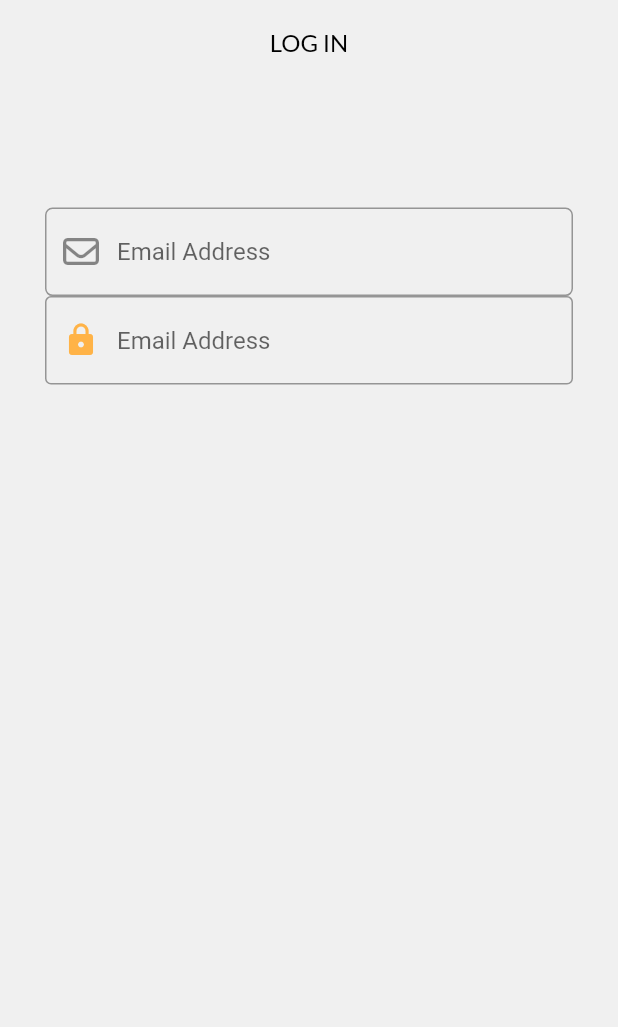
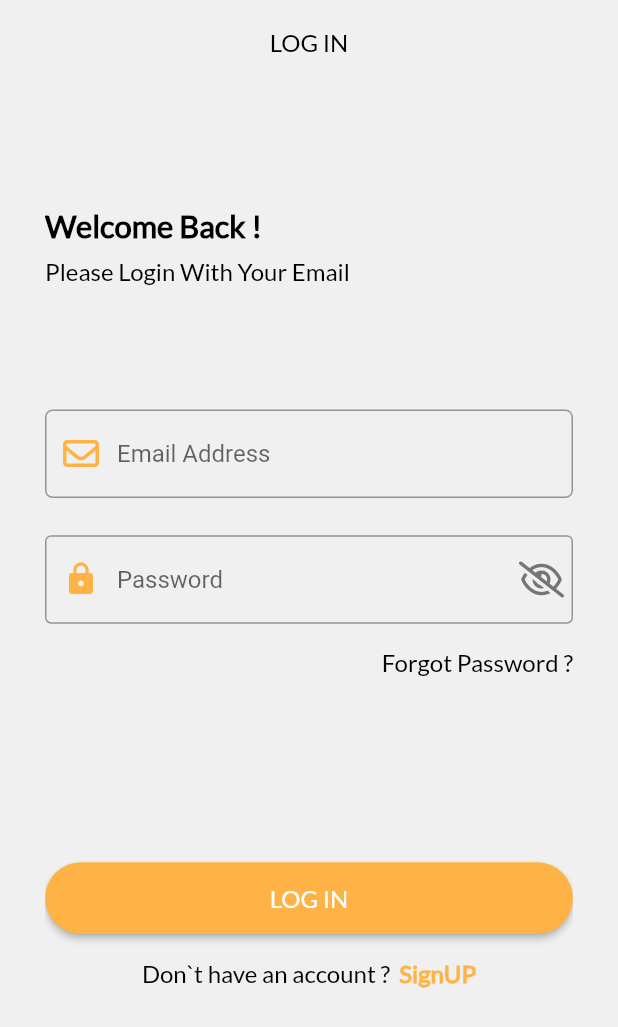
Before and after one commit to elsankary99/firebase-notes, a Flutter app: the screen it shows after launch, after a tap on "LOG IN", on a phone screen of 412 x 824 dp. Shown: the top 1027 px of the screen. Run offline on Flutter 3.47's test engine with Material 2 defaults, Android fonts, the phone set to English and light mode, and no system bars; our stand-ins replace auto_route, flutter_riverpod, flutter_screenutil, font_awesome_flutter.

Commit message:
create signin page

```diff
--- a/lib/core/constant/app_strings.dart
+++ b/lib/core/constant/app_strings.dart
@@ -12,8 +12,12 @@ class AppStrings {
 
   // Texts
   static const String createAccount = 'CREATE ACCOUNT';
+  static const String welcomeBack = 'Welcome Back !';
+  static const String dntHaveAccount = 'Don`t have an account ?  ';
+  static const String pleaseLoginWithEmail = 'Please Login With Your Email';
   static const String emailAddress = 'Email Address';
   static const String login = 'LOG IN';
+  static const String signUP = 'SignUP';
   static const String logout = 'LOG OUT';
   static const String back = 'BACK TO DASHBOARD';
   static const String exit = 'Exit';
@@ -46,6 +50,7 @@ class AppStrings {
   static const continue_with_apple = 'Continue with apple';
   static const email_already_exits = 'This email is already exists';
   static const forgot_pwd = 'Forgot Password';
+  static const forgotPassword = 'Forgot Password ?';
   static const dark_mode = 'Dark Mode';
   static const home_empty_note = 'Create your first note !';
   static const add_note = 'Note';
--- a/lib/core/constant/app_text_style.dart
+++ b/lib/core/constant/app_text_style.dart
@@ -27,6 +27,19 @@ abstract class AppTextStyle {
     color: AppColors.black,
     fontFamily: "Lato",
   );
+
+  static final lato700Style18 = TextStyle(
+    fontSize: 18.sp,
+    fontWeight: FontWeight.w700,
+    color: AppColors.black,
+    fontFamily: "Lato",
+  );
+  static final lato700Style14 = TextStyle(
+    fontSize: 14.sp,
+    fontWeight: FontWeight.w700,
+    color: AppColors.orange,
+    fontFamily: "Lato",
+  );
 }
 
 // 100 – Thin
--- a/lib/view/auth/login_page.dart
+++ b/lib/view/auth/login_page.dart
@@ -1,10 +1,14 @@
 import 'package:auto_route/auto_route.dart';
-import 'package:fb_note/core/constant/app-colors.dart';
 import 'package:fb_note/core/constant/app_strings.dart';
 import 'package:fb_note/core/constant/app_text_style.dart';
 import 'package:fb_note/core/extension/media_query.dart';
+import 'package:fb_note/core/widget/custom_orange_buton.dart';
+import 'package:fb_note/view/widget/auth_widget/custom_password_form_field.dart';
+import 'package:fb_note/view/widget/auth_widget/custom_text_form_field.dart';
+import 'package:fb_note/view/widget/auth_widget/dont_have_account.dart';
+import 'package:fb_note/view/widget/auth_widget/forget_password_text.dart';
+import 'package:fb_note/view/widget/auth_widget/welcome_text.dart';
 import 'package:flutter/material.dart';
-import 'package:font_awesome_flutter/font_awesome_flutter.dart';
 
 @RoutePage()
 class LoginPage extends StatelessWidget {
@@ -26,28 +30,20 @@ class LoginPage extends StatelessWidget {
             ),
           ),
           SliverToBoxAdapter(child: SizedBox(height: context.height * 0.1)),
+          const SliverToBoxAdapter(child: WelcomeText()),
+          SliverToBoxAdapter(child: SizedBox(height: context.height * 0.1)),
+          const SliverToBoxAdapter(child: CustomTextFormField()),
+          SliverToBoxAdapter(child: SizedBox(height: context.height * 0.03)),
+          const SliverToBoxAdapter(child: CustomPasswordFormField()),
+          SliverToBoxAdapter(child: SizedBox(height: context.height * 0.02)),
+          const SliverToBoxAdapter(child: CustomForgetPassText()),
+          SliverToBoxAdapter(child: SizedBox(height: context.height * 0.15)),
           SliverToBoxAdapter(
-              child: TextFormField(
-            decoration: InputDecoration(
-                hintText: AppStrings.emailAddress,
-                prefixIcon: const Icon(FontAwesomeIcons.envelope),
-                border:
-                    OutlineInputBorder(borderRadius: BorderRadius.circular(5))),
-          )),
-          SliverToBoxAdapter(
-              child: TextFormField(
-            cursorColor: AppColors.orange,
-            decoration: InputDecoration(
-                prefixIconColor: AppColors.orange,
-                focusedBorder: OutlineInputBorder(
-                    borderRadius: BorderRadius.circular(5),
-                    borderSide:
-                        const BorderSide(color: AppColors.orange, width: 1.5)),
-                hintText: AppStrings.emailAddress,
-                prefixIcon: const Icon(Icons.lock),
-                border:
-                    OutlineInputBorder( )),
-          )),
+              child:
+                  CustomOrangeButton(onPressed: () {}, text: AppStrings.login)),
+          SliverToBoxAdapter(child: SizedBox(height: context.height * 0.02)),
+          const SliverToBoxAdapter(child: DontHaveAccount()),
+          SliverToBoxAdapter(child: SizedBox(height: context.height * 0.02)),
         ]),
       ),
     );
--- /dev/null
+++ b/lib/view/widget/auth_widget/custom_password_form_field.dart
@@ -0,0 +1,42 @@
+import 'package:fb_note/core/constant/app-colors.dart';
+import 'package:fb_note/core/constant/app_strings.dart';
+import 'package:flutter/material.dart';
+import 'package:font_awesome_flutter/font_awesome_flutter.dart';
+
+class CustomPasswordFormField extends StatefulWidget {
+  const CustomPasswordFormField({
+    super.key,
+  });
+
+  @override
+  State<CustomPasswordFormField> createState() =>
+      _CustomPasswordFormFieldState();
+}
+
+class _CustomPasswordFormFieldState extends State<CustomPasswordFormField> {
+  bool hide = true;
+  @override
+  Widget build(BuildContext context) {
+    return TextFormField(
+      obscureText: hide,
+      cursorColor: AppColors.orange,
+      decoration: InputDecoration(
+          suffixIcon: IconButton(
+              onPressed: () {
+                setState(() {
+                  hide = !hide;
+                });
+              },
+              icon: Icon(
+                hide ? FontAwesomeIcons.eyeSlash : FontAwesomeIcons.eye,
+                color: hide ? AppColors.grey : AppColors.orange,
+              )),
+          prefixIconColor: AppColors.orange,
+          focusedBorder: const OutlineInputBorder(
+              borderSide: BorderSide(color: AppColors.orange, width: 1.5)),
+          hintText: AppStrings.password,
+          prefixIcon: const Icon(Icons.lock),
+          border: const OutlineInputBorder()),
+    );
+  }
+}
--- /dev/null
+++ b/lib/view/widget/auth_widget/custom_text_form_field.dart
@@ -0,0 +1,24 @@
+import 'package:fb_note/core/constant/app-colors.dart';
+import 'package:fb_note/core/constant/app_strings.dart';
+import 'package:flutter/material.dart';
+import 'package:font_awesome_flutter/font_awesome_flutter.dart';
+
+class CustomTextFormField extends StatelessWidget {
+  const CustomTextFormField({
+    super.key,
+  });
+
+  @override
+  Widget build(BuildContext context) {
+    return TextFormField(
+      cursorColor: AppColors.orange,
+      decoration: InputDecoration(
+          prefixIconColor: AppColors.orange,
+          focusedBorder: const OutlineInputBorder(
+              borderSide: BorderSide(color: AppColors.orange, width: 1.5)),
+          hintText: AppStrings.emailAddress,
+          prefixIcon: const Icon(FontAwesomeIcons.envelope),
+          border: OutlineInputBorder(borderRadius: BorderRadius.circular(5))),
+    );
+  }
+}
--- /dev/null
+++ b/lib/view/widget/auth_widget/dont_have_account.dart
@@ -0,0 +1,26 @@
+import 'package:fb_note/core/constant/app-colors.dart';
+import 'package:fb_note/core/constant/app_strings.dart';
+import 'package:fb_note/core/constant/app_text_style.dart';
+import 'package:flutter/material.dart';
+
+class DontHaveAccount extends StatelessWidget {
+  const DontHaveAccount({
+    super.key,
+  });
+
+  @override
+  Widget build(BuildContext context) {
+    return Row(
+      mainAxisAlignment: MainAxisAlignment.center,
+      children: [
+        Text(AppStrings.dntHaveAccount, style: AppTextStyle.lato300Style18),
+        InkWell(
+          onTap: () {},
+          child: Text(AppStrings.signUP,
+              style: AppTextStyle.lato700Style14
+                  .copyWith(color: AppColors.orange)),
+        ),
+      ],
+    );
+  }
+}
--- /dev/null
+++ b/lib/view/widget/auth_widget/forget_password_text.dart
@@ -0,0 +1,23 @@
+import 'package:fb_note/core/constant/app_strings.dart';
+import 'package:fb_note/core/constant/app_text_style.dart';
+import 'package:flutter/material.dart';
+
+class CustomForgetPassText extends StatelessWidget {
+  const CustomForgetPassText({
+    super.key,
+  });
+
+  @override
+  Widget build(BuildContext context) {
+    return Align(
+      alignment: Alignment.centerRight,
+      child: InkWell(
+        onTap: () {},
+        child: Text(
+          AppStrings.forgotPassword,
+          style: AppTextStyle.lato300Style18,
+        ),
+      ),
+    );
+  }
+}
--- /dev/null
+++ b/lib/view/widget/auth_widget/welcome_text.dart
@@ -0,0 +1,26 @@
+import 'package:fb_note/core/constant/app_strings.dart';
+import 'package:fb_note/core/constant/app_text_style.dart';
+import 'package:fb_note/core/extension/media_query.dart';
+import 'package:flutter/material.dart';
+
+class WelcomeText extends StatelessWidget {
+  const WelcomeText({
+    super.key,
+  });
+
+  @override
+  Widget build(BuildContext context) {
+    return Column(
+      crossAxisAlignment: CrossAxisAlignment.start,
+      children: [
+        Text(
+          AppStrings.welcomeBack,
+          style: AppTextStyle.lato700Style18,
+        ),
+        SizedBox(height: context.height * 0.01),
+        Text(AppStrings.pleaseLoginWithEmail,
+            style: AppTextStyle.lato300Style18),
+      ],
+    );
+  }
+}
```
